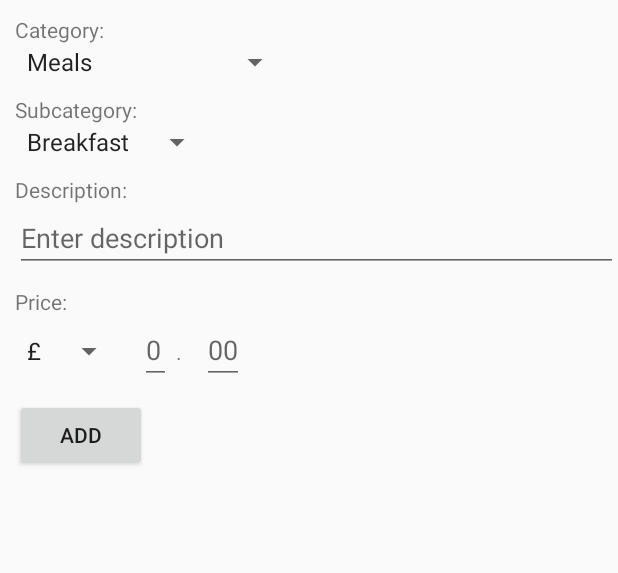
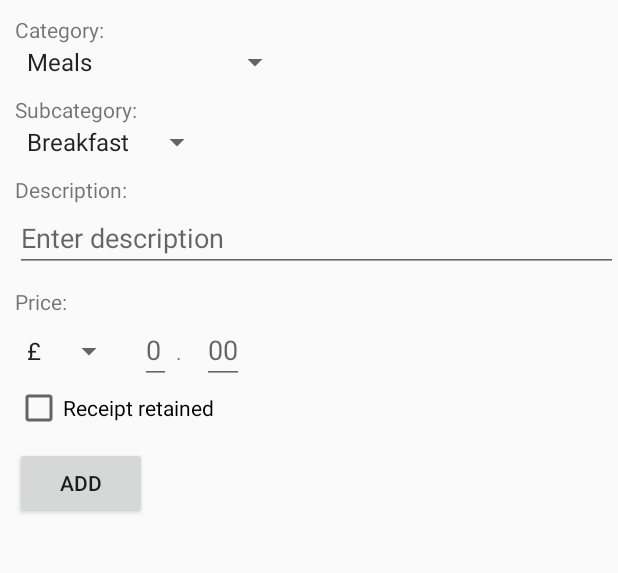
Before and after one commit to stanislavHamara/AndroidCoursework, an Android app: the screen it shows after launch (MainActivity), tab 2 chosen, on a phone screen of 412 x 824 dp, the part 156-729 px from its top. Run offline under Robolectric (Android 15) with nearby library versions, the phone set to English and light mode, and no system bars.

Commit message:
currency checker added

```diff
--- a/ExpensesManager/app/src/main/java/com/stanislav/hamara/expensesmanager/SpinnerActivity.java
+++ b/ExpensesManager/app/src/main/java/com/stanislav/hamara/expensesmanager/SpinnerActivity.java
@@ -14,8 +14,12 @@ import android.widget.Spinner;
  */
 public class SpinnerActivity extends Activity implements AdapterView.OnItemSelectedListener {
 
-    public int subcategory;
-    public View mView;
+    private int subcategory;
+    private View mView;
+
+    public Spinner mCurrencySpinner;
+    public Spinner mDescSpinner;
+    public Spinner mSubDescSpinner;
 
     @Override
     protected void onCreate(Bundle savedInstanceState){
@@ -38,7 +42,7 @@ public class SpinnerActivity extends Activity implements AdapterView.OnItemSelec
 
     public void initializeMainSpinner(View view){
         mView = view;
-        Spinner mDescSpinner = (Spinner) view.findViewById(R.id.category_spinner);
+        mDescSpinner = (Spinner) view.findViewById(R.id.category_spinner);
         ArrayAdapter<CharSequence> adapter = ArrayAdapter.createFromResource(view.getContext(),
                 R.array.category_array, android.R.layout.simple_spinner_item);
         adapter.setDropDownViewResource(android.R.layout.simple_spinner_dropdown_item);
@@ -53,7 +57,7 @@ public class SpinnerActivity extends Activity implements AdapterView.OnItemSelec
     }
 
     public void initializeSecondarySpinner(int sub){
-        Spinner mSubDescSpinner = (Spinner) mView.findViewById(R.id.subcategory_spinner);
+        mSubDescSpinner = (Spinner) mView.findViewById(R.id.subcategory_spinner);
         ArrayAdapter<CharSequence> adapter;
         switch (sub) {
             case 0:
@@ -88,7 +92,7 @@ public class SpinnerActivity extends Activity implements AdapterView.OnItemSelec
     }
 
     public void initializeCurrencySpinner(){
-        Spinner mCurrencySpinner = (Spinner) mView.findViewById(R.id.currency_spinner);
+        mCurrencySpinner = (Spinner) mView.findViewById(R.id.currency_spinner);
         ArrayAdapter<CharSequence> adapter = ArrayAdapter.createFromResource(mView.getContext(),
                 R.array.currency_array, android.R.layout.simple_spinner_item);
         adapter.setDropDownViewResource(android.R.layout.simple_spinner_dropdown_item);
--- a/ExpensesManager/app/src/main/java/com/stanislav/hamara/expensesmanager/TabFragment.java
+++ b/ExpensesManager/app/src/main/java/com/stanislav/hamara/expensesmanager/TabFragment.java
@@ -1,6 +1,8 @@
 package com.stanislav.hamara.expensesmanager;
 
 
+import android.app.AlertDialog;
+import android.content.DialogInterface;
 import android.os.Bundle;
 import android.support.v4.app.Fragment;
 import android.util.Log;
@@ -8,6 +10,9 @@ import android.view.LayoutInflater;
 import android.view.View;
 import android.view.ViewGroup;
 import android.widget.ArrayAdapter;
+import android.widget.Button;
+import android.widget.CheckBox;
+import android.widget.EditText;
 import android.widget.Spinner;
 
 /**
@@ -17,18 +22,28 @@ public class TabFragment extends Fragment {
 
     private int mTabID;
     private SpinnerActivity mSpinnerActivity;
+    private Button mAddButton;
+
+    private String category;
+    private String subcategory;
+    private String description;
+    private String currency;
+    private int whole_currency;
+    private int small_currency;
+    private boolean receipt_retianed;
 
     @Override
     public void onCreate(Bundle savedInstanceState){
         super.onCreate(savedInstanceState);
         Bundle mBundle = getArguments();
         mTabID = mBundle.getInt("tabID");
+
     }
 
     @Override
     public View onCreateView(LayoutInflater inflater, ViewGroup container,
                              Bundle savedInstanceState) {
-        View view;
+        final View view;
         switch (mTabID){
             case 0:
                 view = inflater.inflate(R.layout.fragment_tab_home, null);
@@ -38,6 +53,53 @@ public class TabFragment extends Fragment {
                 //initialize the main spinner
                 mSpinnerActivity = new SpinnerActivity();
                 mSpinnerActivity.initializeMainSpinner(view);
+                mAddButton = (Button) view.findViewById(R.id.addButton);
+
+                mAddButton.setOnClickListener(new View.OnClickListener() {
+                    @Override
+                    public void onClick(View v) {
+                        //assign relevant values from UI to variables
+
+                        //Main category
+                        Spinner spinner = (Spinner) view.findViewById(R.id.category_spinner);
+                        category = spinner.getSelectedItem().toString();
+
+                        //subcategory
+                        spinner = (Spinner) view.findViewById(R.id.subcategory_spinner);
+                        subcategory = spinner.getSelectedItem().toString();
+
+                        //description
+                        EditText editText = (EditText) view.findViewById(R.id.descriptionText);
+                        description = editText.getText().toString();
+
+                        //retained receipt
+                        CheckBox cb = (CheckBox) view.findViewById(R.id.retained_receipt);
+                        receipt_retianed = cb.isChecked();
+
+                        //currency
+                        spinner = (Spinner) view.findViewById(R.id.currency_spinner);
+                        currency = spinner.getSelectedItem().toString();
+
+                        //amount of money
+                        try {
+                            editText = (EditText) view.findViewById(R.id.whole_currency);
+                            whole_currency = Integer.parseInt(editText.getText().toString());
+                            editText = (EditText) view.findViewById(R.id.small_currency);
+                            small_currency = Integer.parseInt(editText.getText().toString());
+                        } catch (NumberFormatException e){
+                            new AlertDialog.Builder(view.getContext())
+                                    .setTitle("Alert")
+                                    .setMessage("Invalid format. Currency must be a number in range 0-99.")
+                                    .setPositiveButton(android.R.string.yes, new DialogInterface.OnClickListener() {
+                                        public void onClick(DialogInterface dialog, int which) {
+                                            // continue with delete
+                                        }
+                                    })
+                                    .setIcon(android.R.drawable.ic_dialog_alert)
+                                    .show();
+                        }
+                    }
+                });
                 break;
             case 2:
                 view = inflater.inflate(R.layout.fragment_tab_summary, null);
--- a/ExpensesManager/app/src/main/res/layout/fragment_tab_expenses.xml
+++ b/ExpensesManager/app/src/main/res/layout/fragment_tab_expenses.xml
@@ -72,12 +72,20 @@
 
     </LinearLayout>
 
+     <CheckBox
+         android:layout_width="wrap_content"
+         android:layout_height="wrap_content"
+         android:id="@+id/retained_receipt"
+         android:text="Receipt retained"
+         android:layout_marginLeft="10dp"/>
+
 
     <Button
         android:layout_width="wrap_content"
         android:layout_height="wrap_content"
         android:text="@string/add"
         android:layout_marginLeft="10dp"
-        android:layout_marginTop="10dp"/>
+        android:layout_marginTop="10dp"
+        android:id="@+id/addButton"/>
 
 </LinearLayout>
--- a/ExpensesManager/app/src/main/res/values/strings.xml
+++ b/ExpensesManager/app/src/main/res/values/strings.xml
@@ -9,5 +9,6 @@
     <string name="price">Price:</string>
     <string name="add">Add</string>
     <string name="enter_description">Enter description</string>
+    <string name="receipt_retained">Receipt retained:</string>
 
 </resources>
```
